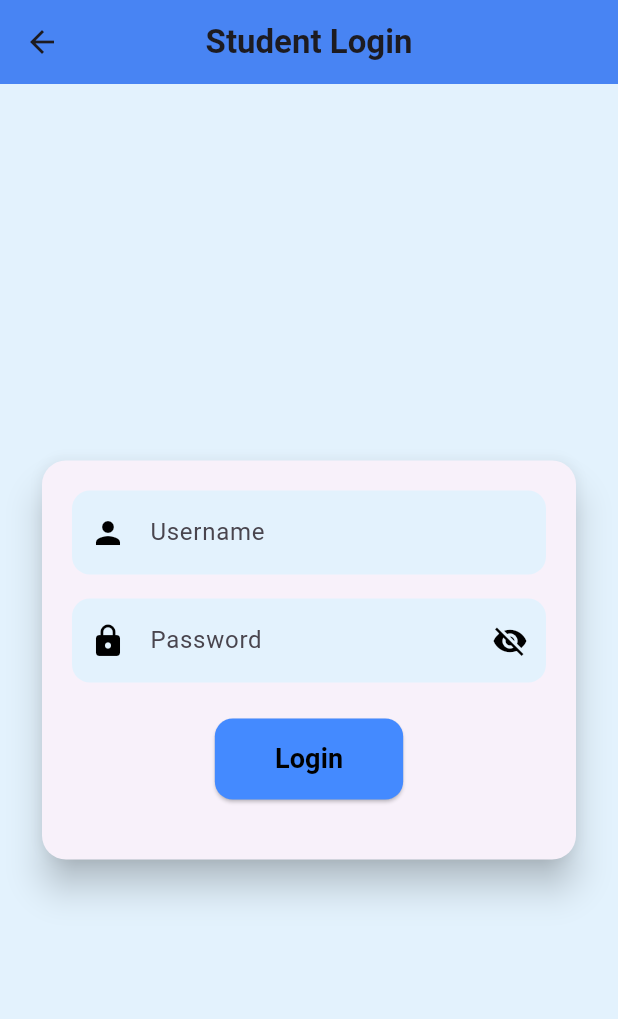
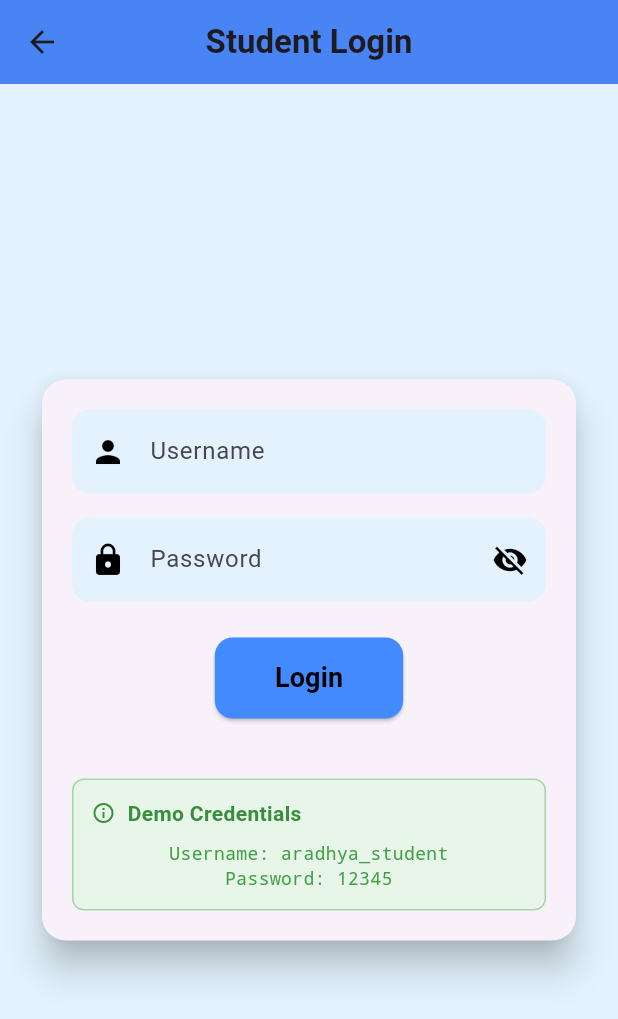
Before and after one commit to swagatchand98/Titus-Attendence, a Flutter app: the screen it shows after launch, after a tap on "Student", on a phone screen of 412 x 824 dp. Shown: the top 1019 px of the screen. Run offline on Flutter 3.47's test engine with Material 3 defaults, Android fonts, the phone set to English and light mode, and no system bars; our stand-ins replace dio, file_picker, flutter_animate, google_fonts, image_picker, open_file and 3 more; missing offline and left inert: onesignal_flutter.

Commit message:
small update

```diff
--- a/lib/students/log.dart
+++ b/lib/students/log.dart
@@ -1,5 +1,6 @@
 import 'dart:convert';
 import 'package:final_titus_attendence_1/students/db.dart';
+import 'package:final_titus_attendence_1/utils/mock_auth.dart';
 import 'package:flutter/material.dart';
 import 'package:http/http.dart' as http;
 import 'package:shared_preferences/shared_preferences.dart';
@@ -151,6 +152,14 @@ Future<void> _checkLoginStatus() async {
       return;
     }
 
+    // First, try mock authentication
+    final mockAuth = MockAuthService.instance;
+    if (mockAuth.authenticateStudent(username, password)) {
+      await _loginWithMockData();
+      return;
+    }
+
+    // If mock auth fails, try regular authentication
     final loginUrl = 'https://titusattendence.com/proxy.php?table=students';
 
     try {
@@ -174,14 +183,18 @@ Future<void> _checkLoginStatus() async {
         );
 
         if (studentData != null) {
+          // Check if student_userid is null and use mock data as fallback
+          if (studentData['student_userid'] == null) {
+            print("⚠️ Student userid is null, using mock authentication as fallback");
+            await _loginWithMockData();
+            return;
+          }
+
           Student student = Student.fromJson(studentData);
 
           SharedPreferences prefs = await SharedPreferences.getInstance();
-          //await prefs.setString('user_id', student.studentUserid);
-          await prefs.setString('user_id', student.studentUserid.toString()); // ✅ Ensure String
+          await prefs.setString('user_id', student.studentUserid.toString());
           await prefs.setString('student_data', jsonEncode(student.toJson()));
-
-
 
           _sendUserIdAndPlayerId(student.studentUserid);
 
@@ -189,25 +202,76 @@ Future<void> _checkLoginStatus() async {
             context,
             MaterialPageRoute(
               builder: (context) => StudentDashboard(
-                student: student,  studentId: student.studentUserid.toString(), ),
-
+                student: student,
+                studentId: student.studentUserid.toString(),
+              ),
             ),
           );
         } else {
+          // If regular auth fails, try mock auth as fallback
+          if (mockAuth.shouldUseMockAuth()) {
+            print("⚠️ Regular authentication failed, trying mock authentication");
+            if (mockAuth.authenticateStudent(username, password)) {
+              await _loginWithMockData();
+              return;
+            }
+          }
+
           setState(() {
-            _errorMessage = 'Invalid username or password';
+            _errorMessage = 'Invalid username or password. Try: aradhya_student / 12345 for demo';
           });
         }
       } else {
+        // If server is unreachable, try mock auth as fallback
+        print("⚠️ Server unreachable, trying mock authentication");
+        if (mockAuth.authenticateStudent(username, password)) {
+          await _loginWithMockData();
+          return;
+        }
+
         setState(() {
-          _errorMessage = 'Failed to connect to the server';
+          _errorMessage = 'Failed to connect to server. Try: aradhya_student / 12345 for demo';
         });
       }
     } catch (e) {
+      // If there's an error, try mock auth as fallback
+      print("⚠️ Error occurred, trying mock authentication: $e");
+      if (mockAuth.authenticateStudent(username, password)) {
+        await _loginWithMockData();
+        return;
+      }
+
       setState(() {
-        _errorMessage = 'Error: $e';
+        _errorMessage = 'Error: $e. Try: aradhya_student / 12345 for demo';
       });
     }
+  }
+
+  Future<void> _loginWithMockData() async {
+    final mockAuth = MockAuthService.instance;
+    final mockStudentData = mockAuth.getMockStudentData();
+
+    Student student = Student.fromJson(mockStudentData);
+
+    SharedPreferences prefs = await SharedPreferences.getInstance();
+    await prefs.setString('user_id', student.studentUserid.toString());
+    await prefs.setString('student_data', jsonEncode(student.toJson()));
+    await prefs.setString('is_mock_user', 'true'); // Flag to identify mock user
+
+    // Send mock user data to server (optional)
+    _sendUserIdAndPlayerId(student.studentUserid);
+
+    print("✅ Mock authentication successful for ${student.studentName}");
+
+    Navigator.pushReplacement(
+      context,
+      MaterialPageRoute(
+        builder: (context) => StudentDashboard(
+          student: student,
+          studentId: student.studentUserid.toString(),
+        ),
+      ),
+    );
   }
 
   @override
@@ -299,6 +363,44 @@ Future<void> _checkLoginStatus() async {
                       style: TextStyle(
                           color: Colors.red, fontWeight: FontWeight.bold),
                     ),
+                  const SizedBox(height: 20),
+                  // Demo credentials info card
+                  Container(
+                    padding: const EdgeInsets.all(12),
+                    decoration: BoxDecoration(
+                      color: Colors.green[50],
+                      border: Border.all(color: Colors.green[200]!),
+                      borderRadius: BorderRadius.circular(8),
+                    ),
+                    child: Column(
+                      children: [
+                        Row(
+                          children: [
+                            Icon(Icons.info_outline, color: Colors.green[700], size: 16),
+                            const SizedBox(width: 8),
+                            Text(
+                              'Demo Credentials',
+                              style: TextStyle(
+                                color: Colors.green[700],
+                                fontWeight: FontWeight.bold,
+                                fontSize: 14,
+                              ),
+                            ),
+                          ],
+                        ),
+                        const SizedBox(height: 8),
+                        Text(
+                          'Username: aradhya_student\nPassword: 12345',
+                          style: TextStyle(
+                            color: Colors.green[600],
+                            fontSize: 12,
+                            fontFamily: 'monospace',
+                          ),
+                          textAlign: TextAlign.center,
+                        ),
+                      ],
+                    ),
+                  ),
                 ],
               ),
             ),
--- /dev/null
+++ b/lib/utils/mock_auth.dart
@@ -0,0 +1,71 @@
+import 'dart:convert';
+
+class MockAuthService {
+  static final MockAuthService _instance = MockAuthService._internal();
+  factory MockAuthService() => _instance;
+  MockAuthService._internal();
+
+  static MockAuthService get instance => _instance;
+
+  // Mock student data provided by the user
+  final Map<String, dynamic> _mockStudentData = {
+    "id": 1,
+    "student_name": "ARADHYA CHOUDHARY ",
+    "class_name": "LKG",
+    "section_id": "A",
+    "student_category": "BC",
+    "gender": "Female",
+    "dob": null,
+    "roll_number": "02",
+    "father_name": "SANTOSH CHOUDHARY ",
+    "father_contact": "99887766",
+    "mother_name": "Rajeshwari",
+    "mother_contact": "1234567890",
+    "address": null,
+    "blood_group": "B+",
+    "city": "Bangalore",
+    "web_sms": "Yes",
+    "android_password": "12345",
+    "student_photo": "uploads/Screenshot (1276).png",
+    "rf_id": "3400306A4E20",
+    "remark": "",
+    "created_at": "2025-04-09 01:13:55",
+    "student_userid": null,
+    "player_id": "2c6d8615-96ca-4d5a-949a-97a73ca2238b"
+  };
+
+  // Mock credentials for the student
+  final Map<String, String> _mockCredentials = {
+    "username": "aradhya_student",
+    "password": "12345"
+  };
+
+  /// Check if the provided credentials match the mock student
+  bool authenticateStudent(String username, String password) {
+    return _mockCredentials["username"] == username.toLowerCase().trim() &&
+           _mockCredentials["password"] == password.trim();
+  }
+
+  /// Get mock student data
+  Map<String, dynamic> getMockStudentData() {
+    // Create a copy and assign a mock student_userid since it's null
+    Map<String, dynamic> studentData = Map.from(_mockStudentData);
+    studentData["student_userid"] = "mock_student_001";
+    return studentData;
+  }
+
+  /// Get mock credentials for reference
+  Map<String, String> getMockCredentials() {
+    return Map.from(_mockCredentials);
+  }
+
+  /// Check if mock auth should be used (when regular auth fails)
+  bool shouldUseMockAuth() {
+    return true; // For now, always allow mock auth as fallback
+  }
+
+  /// Generate a mock student userid
+  String generateMockStudentUserId() {
+    return "mock_student_${_mockStudentData['id']}_${DateTime.now().millisecondsSinceEpoch}";
+  }
+}
```
